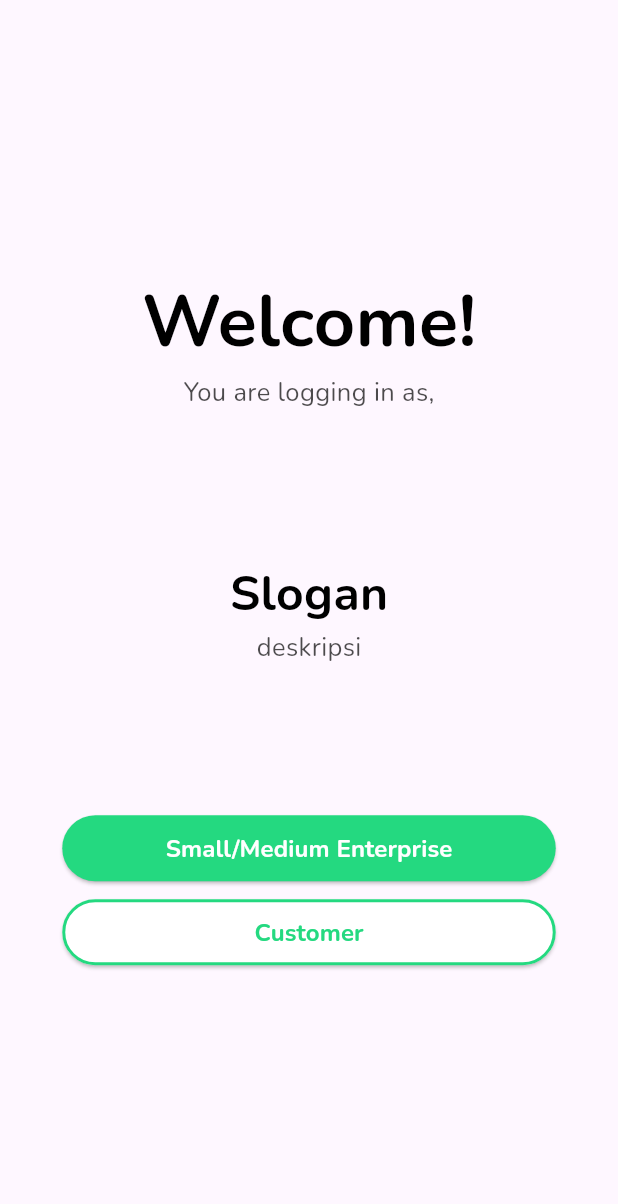
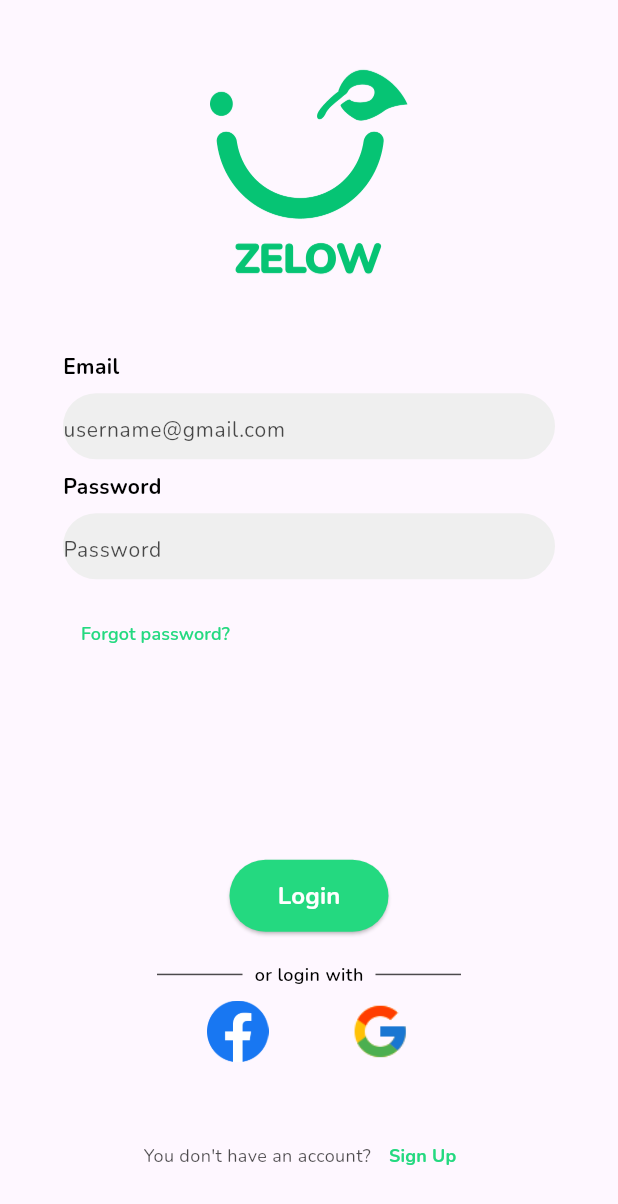
Before and after one commit to nowwie/teamfourteen, a Flutter app: the screen it shows after launch, after a tap on "Customer", on a phone screen of 412 x 824 dp. Shown: the top 1204 px of the screen. Run offline on Flutter 3.47's test engine with Material 3 defaults, Android fonts, the light colour scheme and no system bars; our stand-ins replace firebase_core, google_fonts; accounts and stored records are empty.

Commit message:
form login

```diff
--- a/lib/ui/auth/constans.dart
+++ b/lib/ui/auth/constans.dart
@@ -6,6 +6,7 @@ Color zelow = Color(0xff24D980);
 Color verif = Color(0xffE64646);
 Color white = Color(0xffffffff);
 Color grey = Color(0xB3000000);
+Color box = Color(0xffEFEFEF);
 
 
 
--- /dev/null
+++ b/lib/ui/auth/login_form.dart
@@ -0,0 +1,176 @@
+import 'package:flutter/material.dart';
+import 'package:team_fourteen/ui/auth/constans.dart';
+
+class LoginCustomerScreen extends StatelessWidget {
+  const LoginCustomerScreen({super.key});
+
+  @override
+  Widget build(BuildContext context) {
+    return Scaffold(
+      body: Center(
+        child: Column(
+          mainAxisAlignment: MainAxisAlignment.center,
+          children: [
+            // Logo Zelow
+            Image.asset('assets/images/zelowbottom.png', width: 132, height: 162.26),
+            SizedBox(height: 42),
+
+            // Input Email
+            Column(
+              crossAxisAlignment: CrossAxisAlignment.start,
+              children: [
+                Text('Email', style: blackTextStyle.copyWith(fontSize: 14, fontWeight: FontWeight.bold)),
+                SizedBox(height: 8),
+                Container(
+                  width: 328,
+                  height: 44,
+                  decoration: BoxDecoration(
+                    borderRadius: BorderRadius.circular(24),
+                    color: box,
+                  ),
+                  child: TextField(
+                    decoration: InputDecoration(
+                      border: InputBorder.none,
+                      hintText: 'username@gmail.com',
+                      hintStyle: greyTextStyle.copyWith(fontSize: 14, fontWeight: FontWeight.normal),
+                    ),
+                  ),
+                ),
+                SizedBox(height: 8),
+                Text('Password', style: blackTextStyle.copyWith(fontSize: 14, fontWeight: FontWeight.bold)),
+                SizedBox(height: 8),
+                Container(
+                  width: 328,
+                  height: 44,
+                  decoration: BoxDecoration(
+                    borderRadius: BorderRadius.circular(24),
+                    color: box,
+                  ),
+                  child: TextField(
+                    obscureText: true,
+                    decoration: InputDecoration(
+                      border: InputBorder.none,
+                      hintText: 'Password',
+                      hintStyle: greyTextStyle.copyWith(fontSize: 14, fontWeight: FontWeight.normal),
+                    ),
+                  ),
+                ),
+                SizedBox(height: 12),
+                TextButton(
+                  onPressed: () {
+                    print("Forgot password clicked");
+                  },
+                  child: Text('Forgot password?',
+                      style: greenTextStyle.copyWith(fontSize: 12, fontWeight: FontWeight.w600)),
+                ),
+              ],
+            ),
+            SizedBox(height: 116),
+
+            // Login Button
+            Padding(
+              padding: EdgeInsets.symmetric(horizontal: 153, vertical: 11),
+              child: ElevatedButton(
+                style: ElevatedButton.styleFrom(
+                  backgroundColor: zelow,
+                  minimumSize: Size(328, 48),
+                  shape: RoundedRectangleBorder(borderRadius: BorderRadius.circular(24)),
+                ),
+                onPressed: () {
+                  print('Login clicked');
+                },
+                child: Text(
+                  'Login',
+                  style: whiteTextStyle.copyWith(fontSize: 16, fontWeight: FontWeight.bold),
+                ),
+              ),
+            ),
+            SizedBox(height: 9),
+
+            // Divider and Login with Text
+            Row(
+              mainAxisAlignment: MainAxisAlignment.center,
+              children: [
+                Container(
+                  width: 65,
+                  child: Expanded(
+                    child: Divider(
+                      color: grey,
+                      thickness: 1,
+                      endIndent: 8,
+                    ),
+                  ),
+                ),
+                Text(
+                  'or login with',
+                  style: blackTextStyle.copyWith(fontSize: 12, fontWeight: FontWeight.w600),
+                ),
+                Container(
+                  width: 65,
+                  child: Expanded(
+                    child: Divider(
+                      color: grey,
+                      thickness: 1,
+                      indent: 8,
+                    ),
+                  ),
+                ),
+              ],
+            ),
+            // Login with social media (Google and Facebook) buttons
+            SizedBox(height: 9),
+            Row(
+              mainAxisAlignment: MainAxisAlignment.center,
+              children: [
+                // Google Login Button
+                GestureDetector(
+                  onTap: () {
+                    print("Login with fb");
+                    // Implement login with Google here
+                  },
+                  child: Image.asset(
+                    'assets/images/facebook.png',
+                    width: 43,
+                    height: 41,
+                  ),
+                ),
+                SizedBox(width: 52),
+
+                // Facebook Login Button
+                GestureDetector(
+                  onTap: () {
+                    print("Login with google");
+                    // Implement login with Facebook here
+                  },
+                  child: Image.asset(
+                    'assets/images/google.png',
+                    width: 43,
+                    height: 41,
+                  ),
+                ),
+              ],
+            ),
+            SizedBox(height: 38,),
+            Row(
+              mainAxisAlignment: MainAxisAlignment.center,
+              children: [
+                Text('You don\'t have an account?',
+                style: greyTextStyle.copyWith(fontSize: 12, fontWeight: FontWeight.normal),),
+
+                TextButton(
+                  onPressed: () {
+                    print('sign up clicked');
+                    //logik regist
+                  },
+                  child: Text('Sign Up',
+                  style: greenTextStyle.copyWith(fontSize: 12, fontWeight: FontWeight.bold),
+                  ),
+                )
+              ],
+            )
+          ],
+        ),
+      ),
+    );
+  }
+}
--- a/lib/ui/auth/login_screen.dart
+++ b/lib/ui/auth/login_screen.dart
@@ -1,5 +1,6 @@
 import 'package:flutter/material.dart';
 import 'package:team_fourteen/ui/auth/constans.dart';
+import 'package:team_fourteen/ui/auth/login_form.dart';
 
 class LoginScreen extends StatelessWidget {
   const LoginScreen({super.key}); // Tambahkan super.key
@@ -54,7 +55,11 @@ class LoginScreen extends StatelessWidget {
                   side: BorderSide(color: zelow, width: 2),
                   shape: RoundedRectangleBorder(borderRadius: BorderRadius.circular(24))
                 ),
-                onPressed: () {},
+                onPressed: () {
+                  Navigator.push(context,
+                  MaterialPageRoute(builder: (context)=> const LoginCustomerScreen()),
+                  );
+                },
                 child: Text('Customer', style: greenTextStyle.copyWith(fontSize: 16, fontWeight: FontWeight.bold),),
               ),
             )
--- a/pubspec.yaml
+++ b/pubspec.yaml
@@ -58,7 +58,10 @@ flutter:
   # included with your application, so that you can use the icons in
   # the material Icons class.
   uses-material-design: true
-
+  assets:
+    - assets/images/zelowbottom.png
+    - assets/images/facebook.png
+    - assets/images/google.png
   # To add assets to your application, add an assets section, like this:
   # assets:
   #   - images/a_dot_burr.jpeg
```
Also changed, not shown: assets/images/facebook.png (added), assets/images/google.png (added), assets/images/zelowbottom.png (added), lib/ui/auth/register_cust.dart (deleted), lib/ui/auth/register_form.dart (added).
